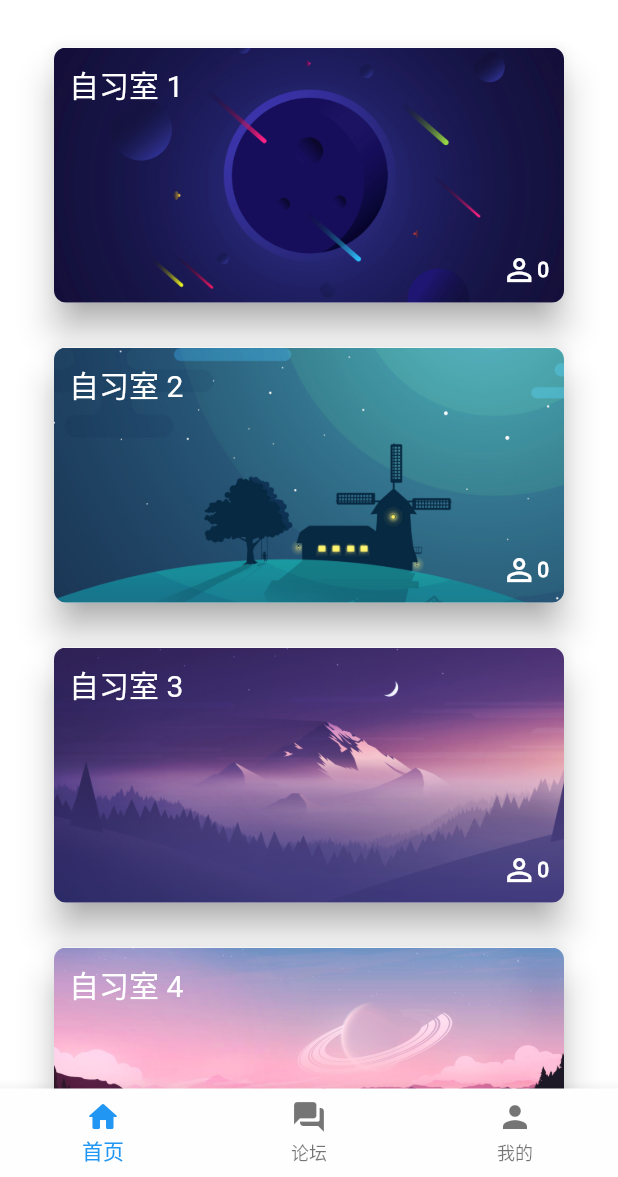
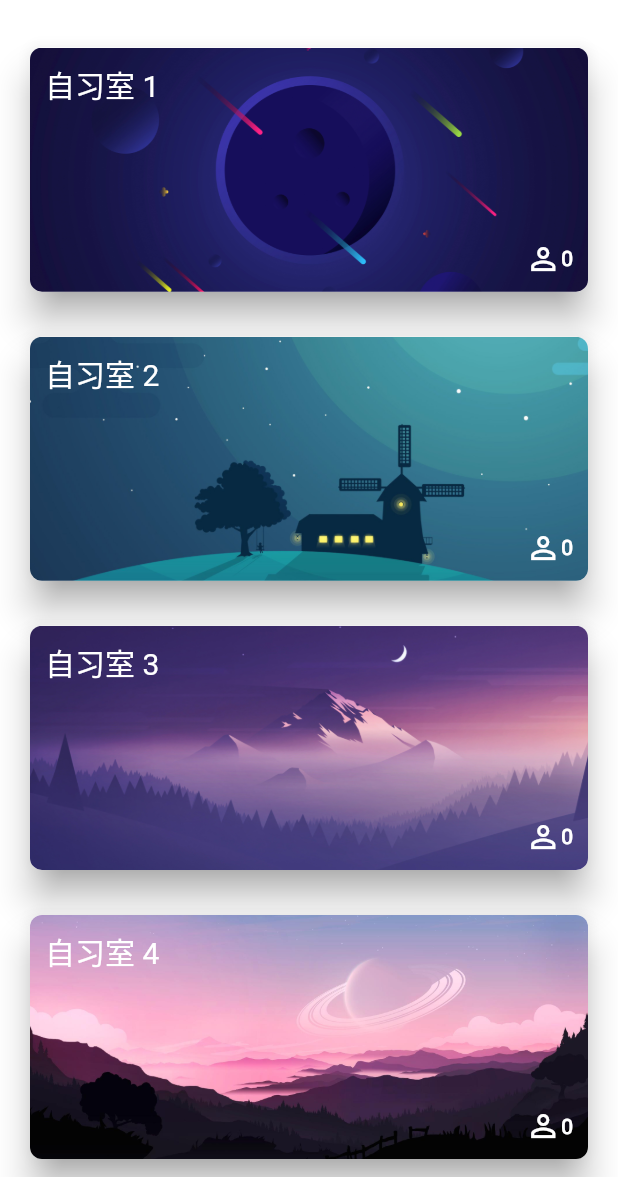
Before and after one commit to linyi102/study_with_me_flutter, a Flutter app: the screen it shows after launch, on a phone screen of 412 x 824 dp, the part 59-1236 px from its top. Run offline on Flutter 3.47's test engine with Material 2 defaults, Android fonts, the phone set to English and light mode, and no system bars; missing offline and left inert: custom_timer; network calls fail.

```diff
--- /dev/null
+++ b/lib/components/fade_route.dart
@@ -0,0 +1,52 @@
+import 'package:flutter/material.dart';
+
+class FadeRoute extends PageRoute {
+  FadeRoute({
+    required this.builder,
+    this.transitionDuration = const Duration(milliseconds: 200),
+    this.reverseTransitionDuration =
+        const Duration(milliseconds: 200), // 100 没有效果
+    this.opaque = true,
+    this.barrierDismissible = false,
+    this.barrierColor = Colors.transparent,
+    this.barrierLabel = "",
+    this.maintainState = true,
+  });
+
+  final WidgetBuilder builder;
+
+  @override
+  final Duration transitionDuration;
+
+  @override
+  final Duration reverseTransitionDuration;
+
+  @override
+  final bool opaque;
+
+  @override
+  final bool barrierDismissible;
+
+  @override
+  final Color barrierColor;
+
+  @override
+  final String barrierLabel;
+
+  @override
+  final bool maintainState;
+
+  @override
+  Widget buildPage(BuildContext context, Animation<double> animation,
+          Animation<double> secondaryAnimation) =>
+      builder(context);
+
+  @override
+  Widget buildTransitions(BuildContext context, Animation<double> animation,
+      Animation<double> secondaryAnimation, Widget child) {
+    return FadeTransition(
+      opacity: animation,
+      child: builder(context),
+    );
+  }
+}
--- a/lib/main.dart
+++ b/lib/main.dart
@@ -27,7 +27,14 @@ class MyApp extends StatelessWidget {
       // scaffold(脚手架)，通过脚手架实现home
       home: const Tabs(),
       theme: ThemeData(
-          primarySwatch: Colors.blue, scaffoldBackgroundColor: Colors.white),
+        primarySwatch: Colors.blue,
+        scaffoldBackgroundColor: Colors.white,
+        pageTransitionsTheme: const PageTransitionsTheme(
+          builders: <TargetPlatform, PageTransitionsBuilder>{
+            TargetPlatform.android: CupertinoPageTransitionsBuilder(),
+          },
+        ),
+      ),
     );
   }
 }
--- a/lib/pages/tabs.dart
+++ b/lib/pages/tabs.dart
@@ -45,27 +45,30 @@ class _TabsState extends State<Tabs> {
         ),
         centerTitle: true,
         shadowColor: Colors.transparent,
+        elevation: 0,
+        // elevation: 1,
         backgroundColor: Colors.white,
       ),
-      body: _pageList[_currentIndex],
-      // 底部导航栏，根据选择的项动态改变dody里的内容，从而实现跳转页面
-      bottomNavigationBar: BottomNavigationBar(
-        currentIndex: _currentIndex,
-        // 当单击某个底部导航栏的某一项时，会传入该项的索引到onTap中
-        onTap: (int index) {
-          setState(() {
-            // 改变状态，所有用到了_currentIndex的组件都会重新加载，如body和currentIndex
-            _currentIndex = index;
-          });
-        },
-        selectedItemColor: Colors.blue, // 选中某一项的颜色，或者用fixedColor
-        backgroundColor: const Color.fromRGBO(254, 254, 254, 1),
-        items: const [
-          BottomNavigationBarItem(icon: Icon(Icons.home_rounded), label: "首页"),
-          BottomNavigationBarItem(icon: Icon(Icons.forum_rounded), label: "论坛"),
-          BottomNavigationBarItem(icon: Icon(Icons.person), label: "我的"),
-        ],
-      ),
+      body: const HomePage(),
+      // body: _pageList[_currentIndex],
+      // // 底部导航栏，根据选择的项动态改变dody里的内容，从而实现跳转页面
+      // bottomNavigationBar: BottomNavigationBar(
+      //   currentIndex: _currentIndex,
+      //   // 当单击某个底部导航栏的某一项时，会传入该项的索引到onTap中
+      //   onTap: (int index) {
+      //     setState(() {
+      //       // 改变状态，所有用到了_currentIndex的组件都会重新加载，如body和currentIndex
+      //       _currentIndex = index;
+      //     });
+      //   },
+      //   selectedItemColor: Colors.blue, // 选中某一项的颜色，或者用fixedColor
+      //   backgroundColor: const Color.fromRGBO(254, 254, 254, 1),
+      //   items: const [
+      //     BottomNavigationBarItem(icon: Icon(Icons.home_rounded), label: "首页"),
+      //     BottomNavigationBarItem(icon: Icon(Icons.forum_rounded), label: "论坛"),
+      //     BottomNavigationBarItem(icon: Icon(Icons.person), label: "我的"),
+      //   ],
+      // ),
     );
   }
 }
--- a/lib/pages/tabs/home_page.dart
+++ b/lib/pages/tabs/home_page.dart
@@ -1,11 +1,9 @@
 import 'package:flutter/material.dart';
+import 'package:flutter_application_demo/components/fade_route.dart';
 import 'package:flutter_application_demo/main.dart';
-import 'package:flutter_application_demo/pages/room.dart';
-import 'package:http/http.dart' as http;
+import 'package:flutter_application_demo/pages/room_page.dart';
+import 'package:flutter_application_demo/pages/tabs.dart';
 import 'package:web_socket_channel/io.dart';
-import 'package:web_socket_channel/status.dart' as status;
-
-import '../tabs.dart';
 
 class HomePage extends StatefulWidget {
   const HomePage({Key? key}) : super(key: key);
@@ -74,11 +72,10 @@ class _HomePageState extends State<HomePage> {
         "room3": int.parse(list[3]),
         "room4": int.parse(list[4]),
       };
-      if (mounted) {
+      // if (mounted) { // 删除刷新组件就不需要这个了
       setState(() {
         _allRoomPeopleCnt = map;
       });
-      }
     });
   }
 }
@@ -116,19 +113,7 @@ class RoomCard extends StatefulWidget {
 class _RoomCardState extends State<RoomCard> {
   @override
   Widget build(BuildContext context) {
-    return MaterialButton(
-      focusColor: Colors.transparent,
-      onPressed: () {
-        debugPrint("home_page：进入自习室，关闭indexChannel");
-        indexChannel.sink.close();
-        // 按下按钮，触发路由跳转
-        Navigator.of(context).push(
-          MaterialPageRoute(
-            builder: (context) => Room(widget._roomId),
-          ),
-        );
-      },
-      child: Card(
+    return Card(
       // margin: const EdgeInsets.all(20),
       margin: const EdgeInsets.fromLTRB(20, 15, 20, 15),
       elevation: 10, // z轴高度，即阴影大小
@@ -138,7 +123,7 @@ class _RoomCardState extends State<RoomCard> {
       clipBehavior: Clip.antiAlias, // 设置抗锯齿，实现圆角背景
       child: AspectRatio(
         // 宽高比
-          aspectRatio: 2 / 1,
+        aspectRatio: 16 / 7,
         child: Stack(
           children: [
             // 纯色背景
@@ -147,12 +132,26 @@ class _RoomCardState extends State<RoomCard> {
             //   color: widget._bgColor[widget._roomId],
             // ),
             // 最底层是图片，外面嵌套ConstrainedBox，给Image加约束，让它填充父布局
-              ConstrainedBox(
+            MaterialButton(
+              padding: const EdgeInsets.all(0),
+              focusColor: Colors.transparent,
+              onPressed: () {
+                debugPrint("home_page：进入自习室${widget._roomId}，关闭indexChannel");
+                indexChannel.sink.close();
+                // 按下按钮，触发路由跳转
+                Navigator.of(context).push(
+                  FadeRoute(builder: (context) {
+                    return Room(widget._roomId);
+                  }),
+                );
+              },
+              child: ConstrainedBox(
                 child: Image.asset(
                   widget._bgUrl[widget._roomId],
                   fit: BoxFit.cover,
                 ),
                 constraints: const BoxConstraints.expand(),
+              ),
             ),
             // Align的child若指定Row，则无法定位，而Positioned可以
             Positioned(
@@ -192,7 +191,6 @@ class _RoomCardState extends State<RoomCard> {
             //   child: EnterBottom(widget._roomId),
             // ),
           ],
-          ),
         ),
       ),
     );
@@ -247,9 +245,9 @@ class _EnterBottomState extends State<EnterBottom> {
       onPressed: () {
         // 按下按钮，触发路由跳转
         Navigator.of(context).push(
-          MaterialPageRoute(
-            builder: (context) => Room(widget.roomId),
-          ),
+          FadeRoute(builder: (context) {
+            return Room(widget.roomId);
+          }),
         );
       },
       child: const Text("进入"),
--- a/pubspec.yaml
+++ b/pubspec.yaml
@@ -31,7 +31,9 @@ dependencies:
     sdk: flutter
   dio: ^4.0.1
   http: ^0.13.4
-  web_socket_channel: ^1.0.13
+  # web_socket_channel: ^1.0.13
+  web_socket_channel: ^2.1.0
+  custom_timer: ^0.1.1
 
 
   # The following adds the Cupertino Icons font to your application.
```
Also changed, not shown: lib/pages/room.dart (deleted, +0 -94 lines), lib/pages/room_page.dart (added, +142 -0 lines), pubspec.lock, 1 other file. Lines whose indentation alone changed are shown as unchanged.
